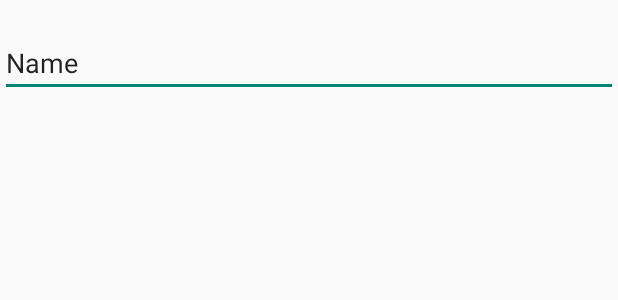
After one commit to AxelAlex95/NerdQuiz, an Android app: the layout dialog_highscore.xml on its own in the app's theme, with its tools: preview values and no code run, on a phone screen of 412 x 824 dp. The commit adds this screen. Shown: the top 300 px of the screen. Run offline under Robolectric (Android 15) with nearby library versions, the phone set to English and light mode, and no system bars.

Commit message:
ADD HighscoreDialog, fixed readQuestions()

```diff
--- a/app/build.gradle
+++ b/app/build.gradle
@@ -6,7 +6,7 @@ android {
 
   defaultConfig {
     applicationId "matsematics.nerdquiz"
-    minSdkVersion 9
+    minSdkVersion 11
     targetSdkVersion 21
     versionCode 1
     versionName "1.0"
--- /dev/null
+++ b/app/src/main/res/layout/dialog_highscore.xml
@@ -0,0 +1,18 @@
+<?xml version="1.0" encoding="utf-8"?>
+<LinearLayout xmlns:android="http://schemas.android.com/apk/res/android"
+    android:orientation="vertical" android:layout_width="match_parent"
+    android:layout_height="match_parent">
+
+    <TextView
+        android:layout_width="wrap_content"
+        android:layout_height="wrap_content"
+        android:id="@+id/highscore_text" />
+
+    <EditText
+        android:layout_width="match_parent"
+        android:layout_height="wrap_content"
+        android:inputType="textPersonName"
+        android:text="Name"
+        android:ems="10"
+        android:id="@+id/editText" />
+</LinearLayout>
```
Also changed, not shown: app/src/main/assets/Fragen.txt (+9 -9 lines), app/src/main/java/matsematics/nerdquiz/GameActivity.java (+32 -7 lines), app/src/main/java/matsematics/nerdquiz/HighscoreDialog.java (added, +66 -0 lines).
